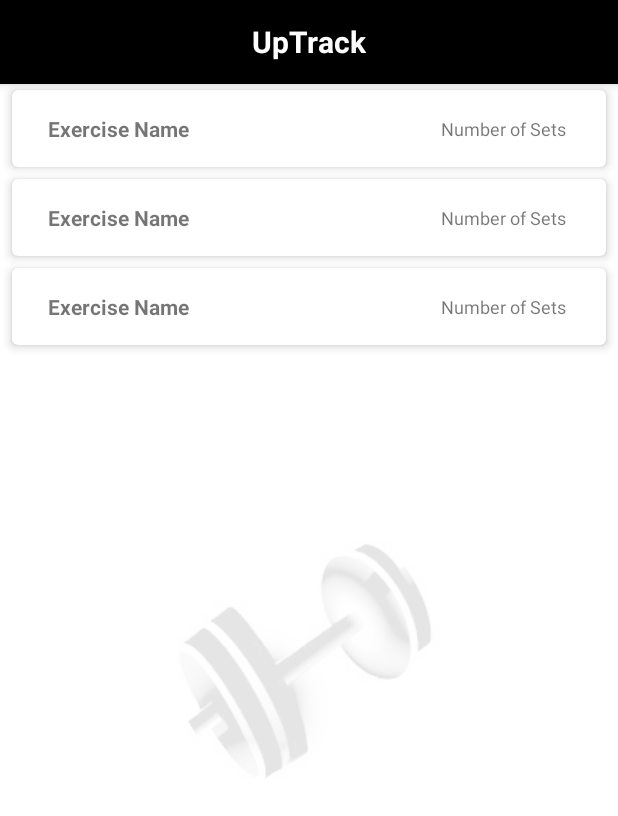
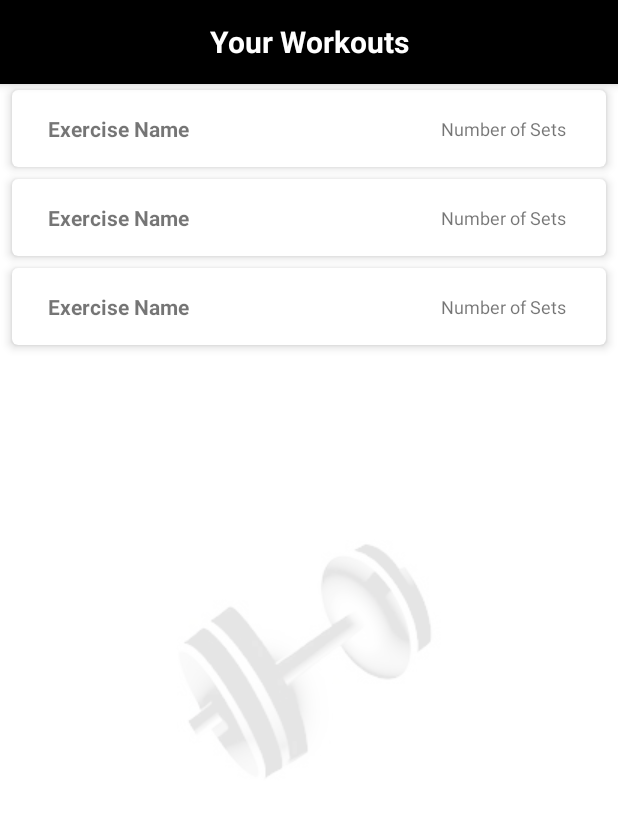
Before and after one commit to jungledav/gaintracker, an Android app: the layout activity_main.xml on its own in the app's theme, with its tools: preview values and no code run, on a phone screen of 412 x 824 dp. Shown: the top 816 px of the screen. Run offline under Robolectric (Android 15) with nearby library versions, the phone set to English and light mode, and no system bars.

Commit message:
changed toolbar title to "Your Workouts"

```diff
--- a/app/src/main/res/layout/activity_main.xml
+++ b/app/src/main/res/layout/activity_main.xml
@@ -23,7 +23,7 @@
                 android:layout_width="wrap_content"
                 android:layout_height="wrap_content"
                 android:layout_gravity="center"
-                android:text="UpTrack"
+                android:text="Your Workouts"
                 android:textColor="@color/white"
                 android:textStyle="bold"
                 android:textSize="20sp" /> <!-- Change the font size to what you prefer -->
```
